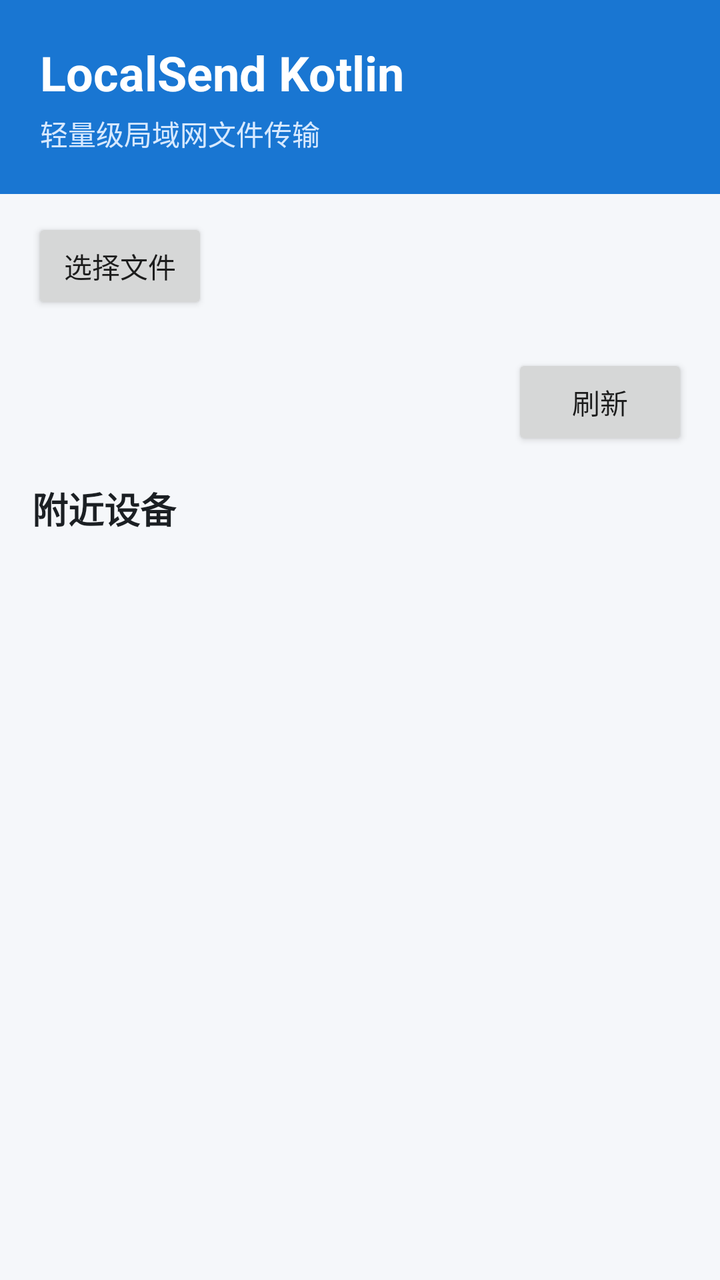
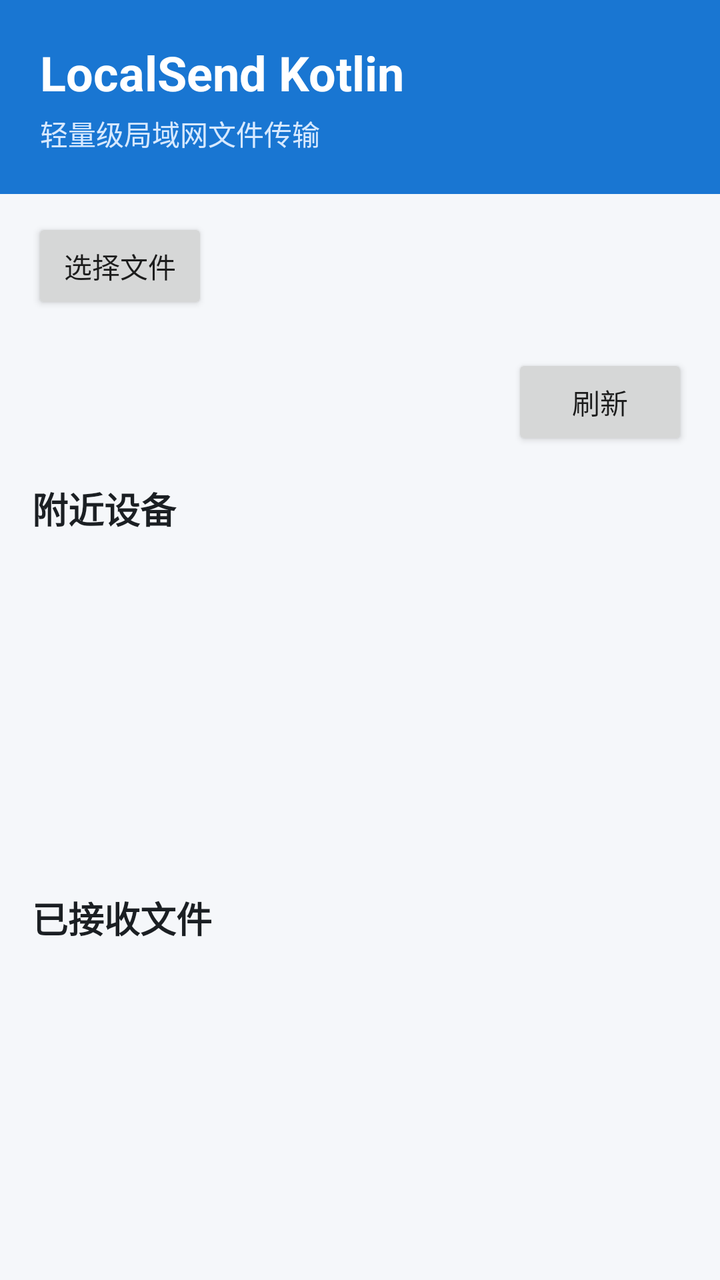

Screens rendered from an Android XML layout before and after an edit, with the pre-edit source and the edit as a unified diff.
<!-- AndroidManifest.xml: activity theme Theme.Localsendkotlin -->
<!-- res/layout/activity_main.xml -->
<?xml version="1.0" encoding="utf-8"?>
<LinearLayout xmlns:android="http://schemas.android.com/apk/res/android"
    android:layout_width="match_parent"
    android:layout_height="match_parent"
    android:background="@color/window_background"
    android:orientation="vertical">

    <LinearLayout
        android:layout_width="match_parent"
        android:layout_height="wrap_content"
        android:background="@color/brand_primary"
        android:orientation="vertical"
        android:padding="20dp">

        <TextView
            android:layout_width="wrap_content"
            android:layout_height="wrap_content"
            android:text="@string/app_name"
            android:textColor="@android:color/white"
            android:textSize="24sp"
            android:textStyle="bold" />

        <TextView
            android:layout_width="wrap_content"
            android:layout_height="wrap_content"
            android:layout_marginTop="4dp"
            android:text="@string/app_subtitle"
            android:textColor="@color/header_subtitle"
            android:textSize="14sp" />
    </LinearLayout>

    <Button
        android:id="@+id/select_file_button"
        android:layout_width="wrap_content"
        android:layout_height="wrap_content"
        android:layout_marginLeft="16dp"
        android:layout_marginTop="12dp"
        android:layout_marginBottom="4dp"
        android:text="@string/select_file" />

    <LinearLayout
        android:layout_width="match_parent"
        android:layout_height="wrap_content"
        android:orientation="horizontal"
        android:padding="16dp">

        <TextView
            android:id="@+id/discovery_status"
            android:layout_width="0dp"
            android:layout_height="wrap_content"
            android:layout_weight="1"
            android:textColor="@color/secondary_text"
            android:textSize="14sp" />

        <Button
            android:id="@+id/refresh_button"
            android:layout_width="wrap_content"
            android:layout_height="wrap_content"
            android:text="@string/refresh_devices" />
    </LinearLayout>

    <TextView
        android:layout_width="match_parent"
        android:layout_height="wrap_content"
        android:paddingLeft="16dp"
        android:paddingRight="16dp"
        android:paddingBottom="8dp"
        android:text="@string/nearby_devices"
        android:textColor="@color/primary_text"
        android:textSize="18sp"
        android:textStyle="bold" />

    <androidx.recyclerview.widget.RecyclerView
        android:id="@+id/device_list"
        android:layout_width="match_parent"
        android:layout_height="0dp"
        android:layout_weight="1"
        android:clipToPadding="false"
        android:padding="8dp" />
</LinearLayout>
<!-- resources referenced by this layout -->
<resources>
  <color name="brand_primary">#1976D2</color>
  <color name="header_subtitle">#D7E9FF</color>
  <color name="primary_text">#1B1F23</color>
  <color name="secondary_text">#5F6368</color>
  <color name="window_background">#F5F7FA</color>
  <string name="app_name">LocalSend Kotlin</string>
  <string name="app_subtitle">轻量级局域网文件传输</string>
  <string name="nearby_devices">附近设备</string>
  <string name="refresh_devices">刷新</string>
  <string name="select_file">选择文件</string>
  <style name="Theme.Localsendkotlin" parent="android:Theme.Material.Light.NoActionBar" />
</resources>

<!-- the commit's change to res/layout/activity_main.xml (unified diff, before → after) -->
@@ -77,4 +77,23 @@
         android:layout_weight="1"
         android:clipToPadding="false"
         android:padding="8dp" />
+
+    <TextView
+        android:layout_width="match_parent"
+        android:layout_height="wrap_content"
+        android:paddingLeft="16dp"
+        android:paddingTop="8dp"
+        android:paddingRight="16dp"
+        android:paddingBottom="8dp"
+        android:text="@string/received_files"
+        android:textColor="@color/primary_text"
+        android:textSize="18sp"
+        android:textStyle="bold" />
+
+    <androidx.recyclerview.widget.RecyclerView
+        android:id="@+id/received_file_list"
+        android:layout_width="match_parent"
+        android:layout_height="160dp"
+        android:clipToPadding="false"
+        android:padding="8dp" />
 </LinearLayout>
<!-- resource entries referenced after the edit -->
@@ -8,6 +8,7 @@
   <string name="app_name">LocalSend Kotlin</string>
   <string name="app_subtitle">轻量级局域网文件传输</string>
   <string name="nearby_devices">附近设备</string>
+  <string name="received_files">已接收文件</string>
   <string name="refresh_devices">刷新</string>
   <string name="select_file">选择文件</string>
   <style name="Theme.Localsendkotlin" parent="android:Theme.Material.Light.NoActionBar" />
